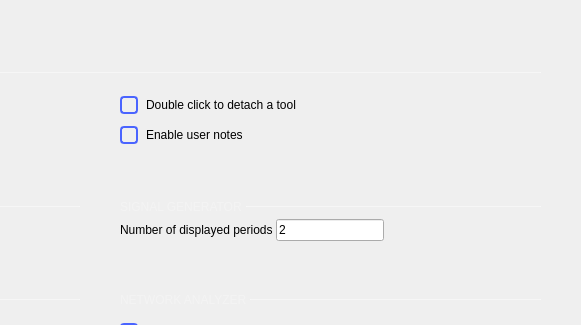
Before: the Qt Designer form ui/preferences.ui in analogdevicesinc/scopy, drawn with Qt 5; both pictures show x 382 to 963 and y 0 to 325 of the 963 by 661 pixel window.
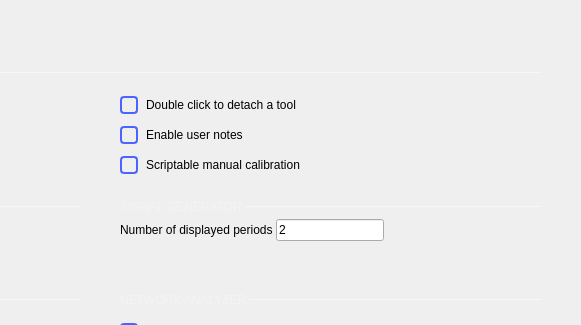
After: the same form once the commit is applied. Custom widgets are drawn as their Qt base class.

Commit message: Preferences: Add an option to enable the scriptable manual calibration.

```diff
--- a/ui/preferences.ui
+++ b/ui/preferences.ui
@@ -1231,6 +1231,73 @@
              </layout>
             </widget>
            </item>
+           <item row="2" column="1">
+            <widget class="QWidget" name="manualCalibWidget" native="true">
+             <layout class="QHBoxLayout" name="horizontalLayout_15">
+              <property name="spacing">
+               <number>0</number>
+              </property>
+              <property name="leftMargin">
+               <number>0</number>
+              </property>
+              <property name="topMargin">
+               <number>0</number>
+              </property>
+              <property name="rightMargin">
+               <number>0</number>
+              </property>
+              <property name="bottomMargin">
+               <number>0</number>
+              </property>
+              <item>
+               <widget class="QCheckBox" name="manualCalibCheckBox">
+                <property name="styleSheet">
+                 <string notr="true">QCheckBox {
+  spacing: 8px;
+  background-color: transparent;
+  font-size: 14px;
+  font-weight: bold;
+  
+  color: rgba(255, 255, 255, 153);
+}
+
+QCheckBox::indicator {
+  width: 14px;
+  height: 14px;
+  border: 2px solid rgb(74,100,255);
+  border-radius: 4px;
+}
+QCheckBox::indicator:unchecked { background-color: transparent; }
+QCheckBox::indicator:checked { background-color: rgb(74,100,255); }</string>
+                </property>
+                <property name="text">
+                 <string/>
+                </property>
+               </widget>
+              </item>
+              <item>
+               <widget class="QLabel" name="label_15">
+                <property name="text">
+                 <string>Scriptable manual calibration</string>
+                </property>
+               </widget>
+              </item>
+              <item>
+               <spacer name="horizontalSpacer_11">
+                <property name="orientation">
+                 <enum>Qt::Horizontal</enum>
+                </property>
+                <property name="sizeHint" stdset="0">
+                 <size>
+                  <width>40</width>
+                  <height>20</height>
+                 </size>
+                </property>
+               </spacer>
+              </item>
+             </layout>
+            </widget>
+           </item>
           </layout>
          </item>
         </layout>
```
The commit also changes 4 other files.
